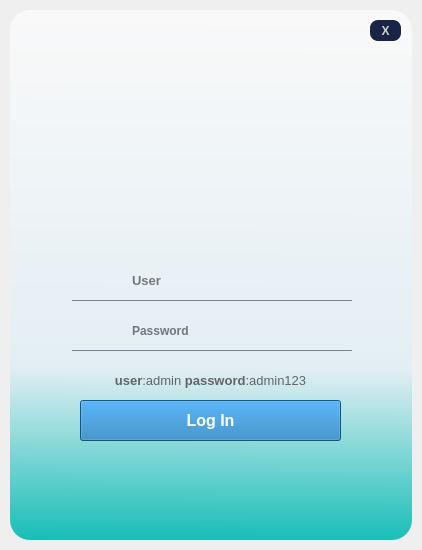
First picture: the form in ui/loginUI.ui, repository 0SU2/python-qt, before the edit.
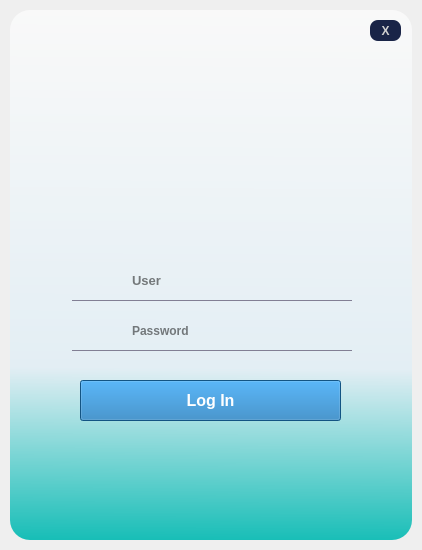
Second picture: the form after the edit. Icons and pictures are not drawn.

```diff
--- a/ui/loginUI.ui
+++ b/ui/loginUI.ui
@@ -65,7 +65,7 @@
        <property name="geometry">
         <rect>
          <x>70</x>
-         <y>390</y>
+         <y>370</y>
          <width>261</width>
          <height>41</height>
         </rect>
@@ -73,7 +73,6 @@
        <property name="font">
         <font>
          <pointsize>12</pointsize>
-         <weight>75</weight>
          <bold>true</bold>
         </font>
        </property>
@@ -391,33 +390,6 @@
         <string>X</string>
        </property>
       </widget>
-      <widget class="QLabel" name="label">
-       <property name="geometry">
-        <rect>
-         <x>60</x>
-         <y>350</y>
-         <width>281</width>
-         <height>41</height>
-        </rect>
-       </property>
-       <property name="font">
-        <font>
-         <pointsize>10</pointsize>
-         <weight>50</weight>
-         <bold>false</bold>
-        </font>
-       </property>
-       <property name="styleSheet">
-        <string notr="true">background-color: rgba(255, 255, 255,0);
-color: rgb(100, 100, 100);</string>
-       </property>
-       <property name="text">
-        <string>&lt;html&gt;&lt;head/&gt;&lt;body&gt;&lt;p&gt;&lt;span style=&quot; font-weight:600;&quot;&gt;user&lt;/span&gt;:admin   &lt;span style=&quot; font-weight:600;&quot;&gt;password&lt;/span&gt;:admin123&lt;/p&gt;&lt;/body&gt;&lt;/html&gt;</string>
-       </property>
-       <property name="alignment">
-        <set>Qt::AlignCenter</set>
-       </property>
-      </widget>
      </widget>
     </item>
    </layout>
```
Left out of the diff: 5 changed lines with no effect on the pictures.
